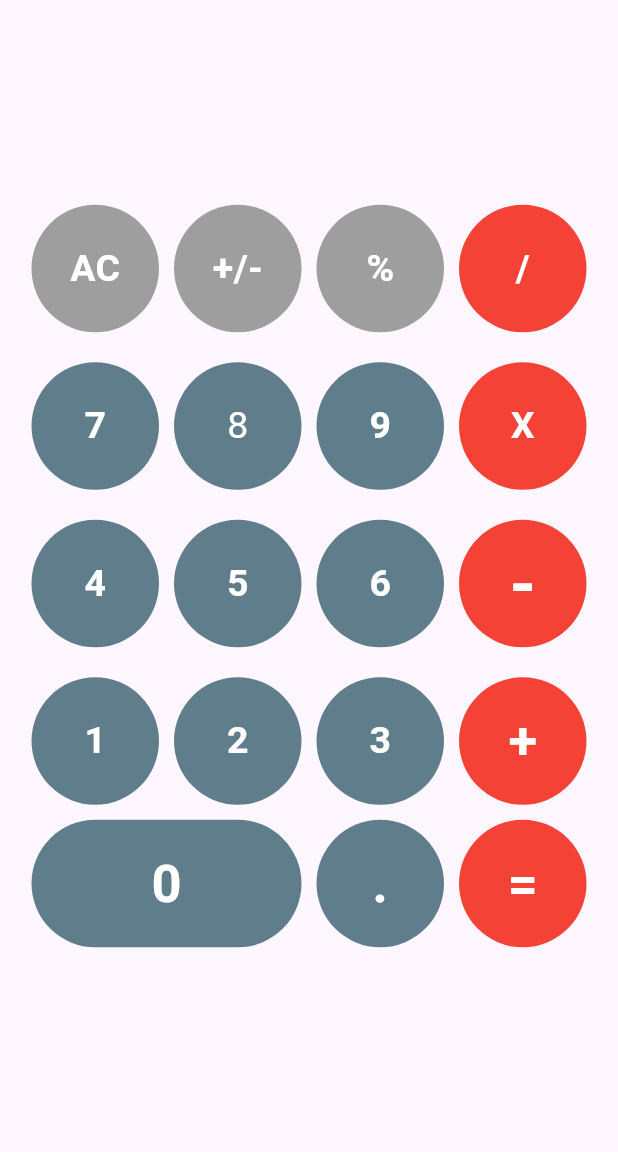
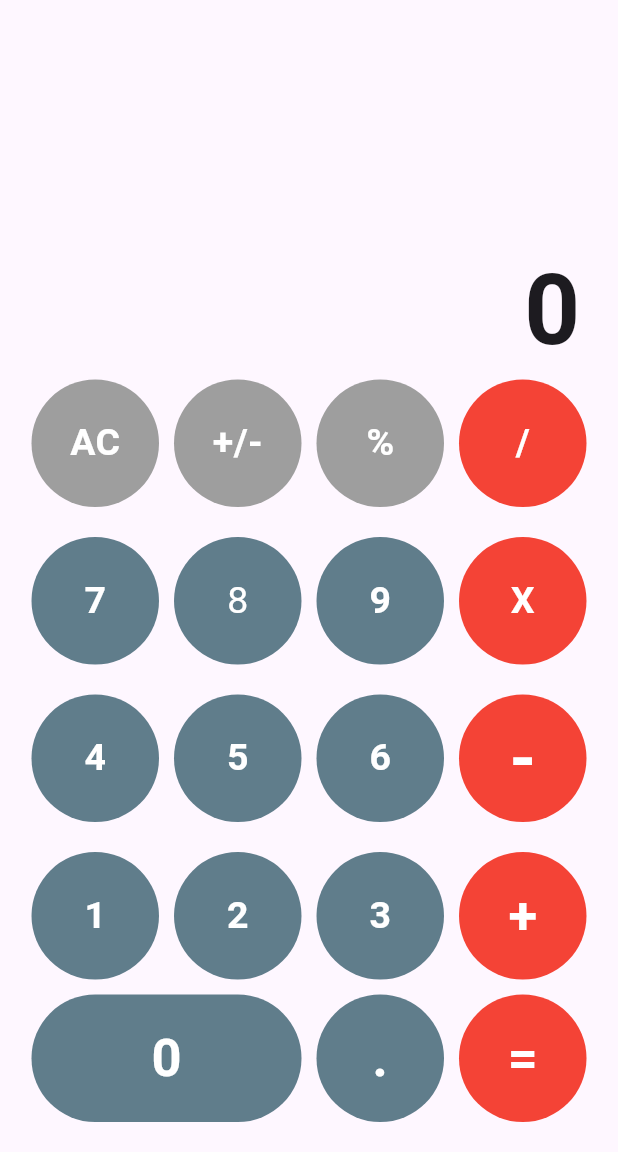
Before and after one commit to SagarDhadke/Calculator, a Flutter app: the screen it shows after launch, on a phone screen of 412 x 824 dp, the part 84-1236 px from its top. Run offline on Flutter 3.47's test engine with Material 3 defaults, Android fonts, the phone set to English and light mode, and no system bars.

Commit message:
Final Commit

```diff
--- a/lib/main.dart
+++ b/lib/main.dart
@@ -43,8 +43,16 @@ class _MyCalculatorState extends State<MyCalculator> {
 
       body: SizedBox(
         child: Column(
-          mainAxisAlignment: MainAxisAlignment.center,
+          mainAxisAlignment: MainAxisAlignment.end,
           children: [
+
+            Container(
+              margin: EdgeInsets.only(right: 25),
+              alignment: Alignment.topRight,
+              child: Text("0", style: TextStyle(
+              fontSize: 65, fontWeight: FontWeight.bold),),
+            ),
+
             Row(
               mainAxisAlignment: MainAxisAlignment.center,
               children: [
@@ -398,7 +406,7 @@ class _MyCalculatorState extends State<MyCalculator> {
                       ),
             ],
           ),
-
+        SizedBox(height: 20),
           ],
         ),
       ),
```
